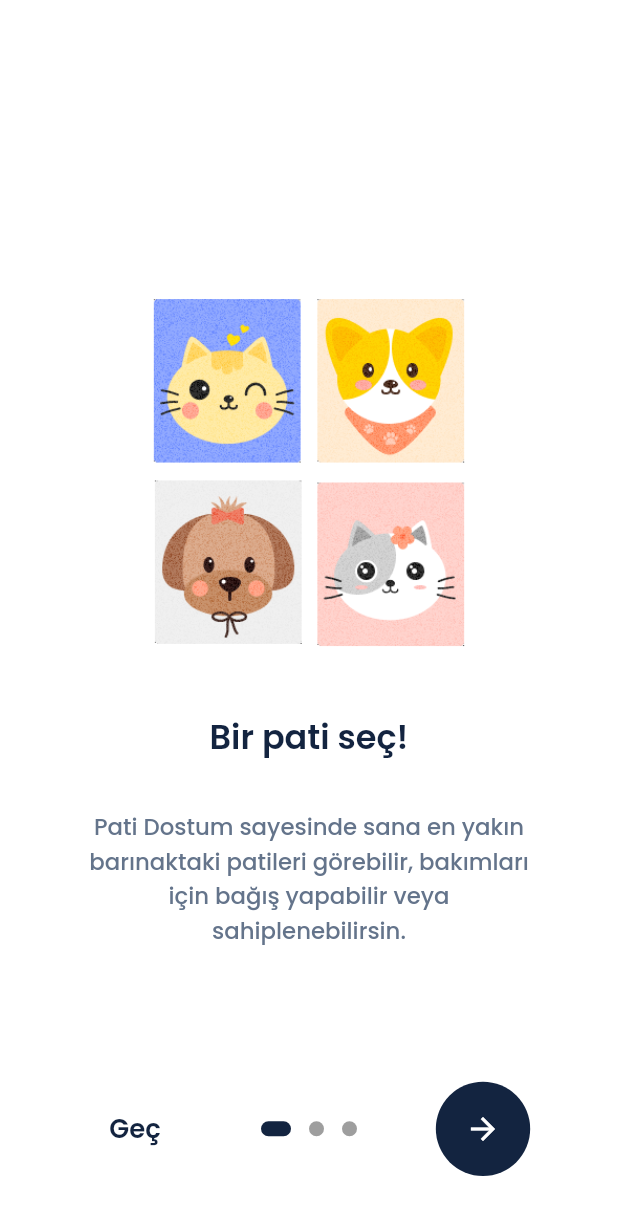
After one commit to senaecelik/Why-not-143, a Flutter app: the screen it shows after launch, after a tap on "Başlayın", on a phone screen of 412 x 824 dp. The commit adds this screen. Shown: the top 1215 px of the screen. Run offline on Flutter 3.47's test engine with Material 2 defaults, Android fonts, the phone set to English and light mode, and no system bars; drawn by our look-alikes of introduction_screen; our stand-ins replace flutter_screenutil, google_fonts.

Commit message:
onBoard added
introduction_screen paketi eklendi

```diff
--- a/lib/constant.dart/color_constant.dart
+++ b/lib/constant.dart/color_constant.dart
@@ -13,4 +13,5 @@ class ColorConstant {
   final Color azureishWhite = const Color(0xFFD9E4F6);
   final Color blueJeand = const Color(0xFF5AA9EF);
   final Color purple = const Color(0xffA85CF9);
+  final Color neutral = const Color(0xff64748B);
 }
--- /dev/null
+++ b/lib/constant.dart/padding_constant.dart
@@ -0,0 +1,9 @@
+import 'package:flutter/cupertino.dart';
+
+class PaddingConstant {
+  static PaddingConstant instance = PaddingConstant._init();
+
+  PaddingConstant._init();
+
+  EdgeInsets onBoardPadding = const EdgeInsets.symmetric(horizontal: 34);
+}
--- a/lib/constant.dart/string.dart
+++ b/lib/constant.dart/string.dart
@@ -7,4 +7,25 @@ class StringConstant {
   String coverTitle = "Uygulama Adi";
   String coverSubTitle = "Uygulama Sloganı";
   String covetButtonText = "Başlayın";
+
+  //assets path
+
+  String onBoardImage1 = "assets/images/pet.png";
+  String onBoardImage2 = "assets/images/pet2.png";
+  String onBoardImage3 = "assets/images/pet3.png";
+
+  ///Cover Page
+  String onBoardTitle1 = "Bir pati seç!";
+  String onBoardSubTitle1 =
+      "Pati Dostum sayesinde sana en yakın barınaktaki patileri görebilir, bakımları için bağış yapabilir veya sahiplenebilirsin.";
+
+  String onBoardTitle2 = "Başvuru yap";
+  String onBoardSubTitle2 =
+      "Patiyi sahiplenmek için yapman gereken sadece form doldurmak ve bizden haber beklemek.";
+
+  String onBoardTitle3 = "Sahiplen";
+  String onBoardSubTitle3 =
+      "Başvurun barınak tarafından onay aldıktan sonra tek yapman gereken pati dostun ile buluşmak.";
+
+  String onBoardPass = "Geç";
 }
--- a/lib/constant.dart/text_style.dart
+++ b/lib/constant.dart/text_style.dart
@@ -10,6 +10,10 @@ class TextStyleConstant {
   TextStyle largeTitle = GoogleFonts.poppins(
     fontWeight: FontWeight.w600,
     fontSize: 32.sp,
+  );
+  TextStyle title1 = GoogleFonts.poppins(
+    fontWeight: FontWeight.w600,
+    fontSize: 22.sp,
   );
   TextStyle title2 = GoogleFonts.poppins(
     fontWeight: FontWeight.w600,
--- a/lib/screens/cover_page.dart
+++ b/lib/screens/cover_page.dart
@@ -3,7 +3,7 @@ import 'package:flutter_screenutil/flutter_screenutil.dart';
 import 'package:why_not_143_team/constant.dart/color_constant.dart';
 import 'package:why_not_143_team/constant.dart/string.dart';
 import 'package:why_not_143_team/constant.dart/text_style.dart';
-
+import 'package:why_not_143_team/screens/on_board_page.dart';
 import '../widget/button_widget.dart';
 
 class CoverPage extends StatelessWidget {
@@ -31,6 +31,7 @@ class CoverPage extends StatelessWidget {
           Flexible(
               child: BlueButtonWidget(
             text: StringConstant.instance.covetButtonText,
+            page: OnBoard(),
           ))
         ],
       ),
--- /dev/null
+++ b/lib/screens/home_page.dart
@@ -0,0 +1,26 @@
+import 'package:flutter/material.dart';
+
+class HomePage extends StatefulWidget {
+  const HomePage({Key? key}) : super(key: key);
+
+  @override
+  State<HomePage> createState() => _HomePageState();
+}
+
+class _HomePageState extends State<HomePage> {
+  @override
+  Widget build(BuildContext context) {
+    return SafeArea(
+      child: Scaffold(
+        body: Column(
+          mainAxisAlignment: MainAxisAlignment.center,
+          children: const [
+            Center(
+              child: Text("Home Page"),
+            )
+          ],
+        ),
+      ),
+    );
+  }
+}
--- /dev/null
+++ b/lib/screens/on_board_page.dart
@@ -0,0 +1,238 @@
+import 'package:flutter/material.dart';
+import 'package:flutter_screenutil/flutter_screenutil.dart';
+import 'package:introduction_screen/introduction_screen.dart';
+
+import '../constant.dart/color_constant.dart';
+import '../constant.dart/padding_constant.dart';
+import '../constant.dart/string.dart';
+import '../constant.dart/text_style.dart';
+import 'home_page.dart';
+
+class OnBoard extends StatefulWidget {
+  OnBoard({Key? key}) : super(key: key);
+
+  @override
+  State<OnBoard> createState() => _OnBoardState();
+}
+
+class _OnBoardState extends State<OnBoard> {
+  double opacityLevel = 1.0;
+  bool visible = false;
+  @override
+  Widget build(BuildContext context) {
+    return Scaffold(
+        body: IntroductionScreen(
+      onDone: () {
+        Navigator.push(
+            context, MaterialPageRoute(builder: (context) => const HomePage()));
+      },
+      pages: getPages(),
+      showNextButton: true,
+      globalBackgroundColor: ColorConstant.instance.white,
+      showSkipButton: true,
+      skip: const _SkipButton(),
+      next: const _NextButton(),
+      done: const _DoneButton(),
+      curve: Curves.fastLinearToSlowEaseIn,
+      controlsMargin: const EdgeInsets.all(16),
+      dotsDecorator: _dotsDecorater(),
+    ));
+  }
+
+  DotsDecorator _dotsDecorater() {
+    return DotsDecorator(
+      activeColor: ColorConstant.instance.yankeBlue,
+      size: const Size(10.0, 10.0),
+      activeSize: const Size(20.0, 10.0),
+      activeShape: const RoundedRectangleBorder(
+        borderRadius: BorderRadius.all(Radius.circular(25.0)),
+      ),
+    );
+  }
+
+  List<PageViewModel> getPages() {
+    return [
+      PageViewModel(
+        titleWidget: const Text(""),
+        bodyWidget: Padding(
+          padding: PaddingConstant.instance.onBoardPadding,
+          child: _OnBoardBodyWidget(
+            title: StringConstant.instance.onBoardTitle1,
+            subTitle: StringConstant.instance.onBoardSubTitle1,
+            path: StringConstant.instance.onBoardImage1,
+            opacityLevel: opacityLevel,
+            visible: visible,
+          ),
+        ),
+        decoration: _pageDecorationWidget(),
+      ),
+      PageViewModel(
+          titleWidget: const Text(""),
+          bodyWidget: Padding(
+            padding: PaddingConstant.instance.onBoardPadding,
+            child: _OnBoardBodyWidget(
+              title: StringConstant.instance.onBoardTitle2,
+              subTitle: StringConstant.instance.onBoardSubTitle2,
+              path: StringConstant.instance.onBoardImage2,
+              opacityLevel: opacityLevel,
+              visible: visible,
+            ),
+          ),
+          decoration: _pageDecorationWidget()),
+      PageViewModel(
+          titleWidget: const Text(""),
+          bodyWidget: Padding(
+            padding: PaddingConstant.instance.onBoardPadding,
+            child: _OnBoardBodyWidget(
+              title: StringConstant.instance.onBoardTitle3,
+              subTitle: StringConstant.instance.onBoardSubTitle3,
+              path: StringConstant.instance.onBoardImage3,
+              opacityLevel: opacityLevel,
+              visible: visible,
+            ),
+          ),
+          decoration: _pageDecorationWidget()),
+    ];
+  }
+
+  PageDecoration _pageDecorationWidget() {
+    return PageDecoration(
+      imageAlignment: Alignment.bottomCenter,
+      bodyTextStyle: TextStyleConstant.instance.textSmallRegular
+          .copyWith(color: ColorConstant.instance.black),
+      bodyAlignment: Alignment.center,
+      bodyFlex: 2,
+    );
+  }
+}
+
+class _DoneButton extends StatelessWidget {
+  const _DoneButton({
+    Key? key,
+  }) : super(key: key);
+
+  @override
+  Widget build(BuildContext context) {
+    return Container(
+      height: 62.h,
+      width: 62.w,
+      decoration: BoxDecoration(
+          shape: BoxShape.circle, color: ColorConstant.instance.yankeBlue),
+      child: TextButton(
+          onPressed: () {
+            Navigator.push(context,
+                MaterialPageRoute(builder: (context) => const HomePage()));
+          },
+          child: Icon(
+            Icons.done,
+            color: ColorConstant.instance.white,
+          )),
+    );
+  }
+}
+
+class _NextButton extends StatelessWidget {
+  const _NextButton({
+    Key? key,
+  }) : super(key: key);
+
+  @override
+  Widget build(BuildContext context) {
+    return Container(
+      height: 62.h,
+      width: 62.w,
+      decoration: BoxDecoration(
+          shape: BoxShape.circle, color: ColorConstant.instance.yankeBlue),
+      child: Icon(
+        Icons.arrow_forward,
+        color: ColorConstant.instance.white,
+      ),
+    );
+  }
+}
+
+class _SkipButton extends StatelessWidget {
+  const _SkipButton({
+    Key? key,
+  }) : super(key: key);
+
+  @override
+  Widget build(BuildContext context) {
+    return TextButton(
+        onPressed: () {
+          Navigator.push(context,
+              MaterialPageRoute(builder: (context) => const HomePage()));
+        },
+        child: Text(StringConstant.instance.onBoardPass,
+            style: TextStyleConstant.instance.textLargeMedium
+                .copyWith(color: ColorConstant.instance.yankeBlue)));
+  }
+}
+
+class _OnBoardBodyWidget extends StatelessWidget {
+  final String path;
+  final String title;
+  final String subTitle;
+  const _OnBoardBodyWidget(
+      {Key? key,
+      required this.opacityLevel,
+      required this.visible,
+      required this.title,
+      required this.subTitle,
+      required this.path})
+      : super(key: key);
+
+  final double opacityLevel;
+  final bool visible;
+
+  @override
+  Widget build(BuildContext context) {
+    return Column(children: [
+      SizedBox(
+        height: 250.h,
+        child: IgnorePointer(
+          child: AnimatedOpacity(
+            opacity: opacityLevel,
+            duration: const Duration(seconds: 200),
+            child: _ImageCard(
+              image: AssetImage(path),
+            ),
+          ),
+          ignoring: !visible,
+        ),
+      ),
+      SizedBox(
+        height: 32.h,
+      ),
+      Center(
+          child: Text(
+        title,
+        style: TextStyleConstant.instance.title1
+            .copyWith(color: ColorConstant.instance.yankeBlue),
+      )),
+      SizedBox(
+        height: 32.h,
+      ),
+      Text(
+        subTitle,
+        style: TextStyleConstant.instance.textSmallMedium
+            .copyWith(color: ColorConstant.instance.neutral),
+        textAlign: TextAlign.center,
+      ),
+    ]);
+  }
+}
+
+class _ImageCard extends StatelessWidget {
+  final ImageProvider image;
+  const _ImageCard({Key? key, required this.image}) : super(key: key);
+
+  @override
+  Widget build(BuildContext context) {
+    return Container(
+      margin: const EdgeInsets.symmetric(horizontal: 6),
+      decoration: BoxDecoration(
+          image: DecorationImage(image: image, fit: BoxFit.contain)),
+    );
+  }
+}
--- a/lib/widget/button_widget.dart
+++ b/lib/widget/button_widget.dart
@@ -1,18 +1,21 @@
 import 'package:flutter/material.dart';
 import 'package:why_not_143_team/constant.dart/text_style.dart';
-
 import '../constant.dart/color_constant.dart';
-
 
 class BlueButtonWidget extends StatelessWidget {
   final String text;
-   const BlueButtonWidget({
-    Key? key, required this.text
-  }) : super(key: key);
+  final Widget page;
+  const BlueButtonWidget({Key? key, required this.text, required this.page})
+      : super(key: key);
 
   @override
   Widget build(BuildContext context) {
-    return Container(
+    return InkWell(
+      onTap: () {
+        Navigator.push(
+            context, MaterialPageRoute(builder: (context) => page));
+      },
+      child: Container(
         padding: const EdgeInsets.symmetric(horizontal: 32, vertical: 16),
         decoration: BoxDecoration(
             borderRadius: BorderRadius.circular(10),
@@ -22,6 +25,7 @@ class BlueButtonWidget extends StatelessWidget {
           style: TextStyleConstant.instance.textLargeMedium
               .copyWith(color: ColorConstant.instance.white),
         ),
+      ),
     );
   }
 }
--- a/pubspec.yaml
+++ b/pubspec.yaml
@@ -36,6 +36,7 @@ dependencies:
   cupertino_icons: ^1.0.2
   google_fonts: ^2.3.2
   flutter_screenutil: ^5.4.0+1
+  introduction_screen: ^3.0.2
 
 dev_dependencies:
   flutter_test:
@@ -60,7 +61,8 @@ flutter:
   uses-material-design: true
 
   # To add assets to your application, add an assets section, like this:
-  # assets:
+  assets:
+      - assets/images/
   #   - images/a_dot_burr.jpeg
   #   - images/a_dot_ham.jpeg
 
```
Also changed, not shown: assets/images/pet.png (added), assets/images/pet2.png (added), assets/images/pet3.png (added), pubspec.lock. Lines whose indentation alone changed are shown as unchanged.
